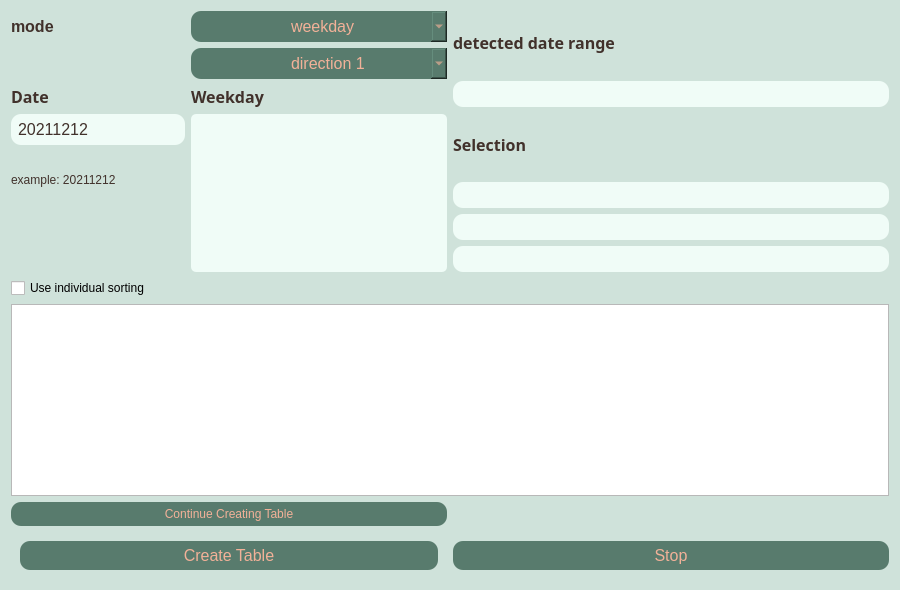
Old version of the form add_files/create_table_create.ui in the repository Themishau/GTFStoFahrplan.
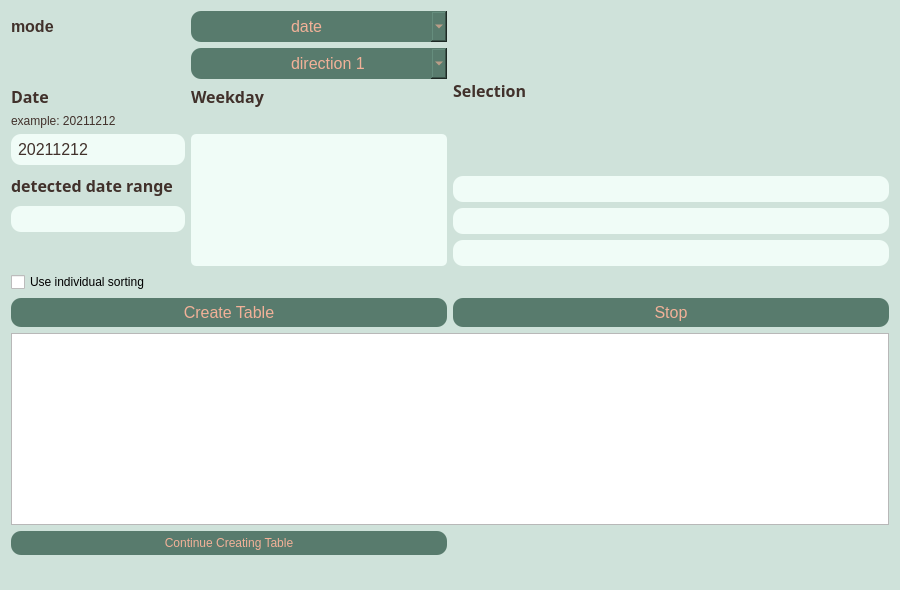
New version of the form.

Commit message: Added new functionalities: individual sorting and export in pickle format

```diff
--- a/add_files/create_table_create.ui
+++ b/add_files/create_table_create.ui
@@ -77,58 +77,15 @@
 }</string>
   </property>
   <layout class="QGridLayout" name="gridLayout">
-   <item row="2" column="0" colspan="2">
-    <widget class="QTableView" name="tableView_sorting_stops">
-     <property name="sizePolicy">
-      <sizepolicy hsizetype="MinimumExpanding" vsizetype="MinimumExpanding">
-       <horstretch>0</horstretch>
-       <verstretch>0</verstretch>
-      </sizepolicy>
-     </property>
-    </widget>
-   </item>
-   <item row="6" column="1">
-    <widget class="QPushButton" name="btnStop">
-     <property name="enabled">
-      <bool>false</bool>
-     </property>
-     <property name="font">
-      <font>
-       <pointsize>12</pointsize>
-      </font>
-     </property>
-     <property name="styleSheet">
-      <string notr="true"/>
-     </property>
-     <property name="text">
-      <string>Stop</string>
-     </property>
+   <item row="9" column="0">
+    <widget class="QWidget" name="widget_8" native="true">
+     <layout class="QGridLayout" name="gridLayout_15"/>
     </widget>
    </item>
    <item row="0" column="0">
     <layout class="QGridLayout" name="gridLayout_5">
-     <item row="0" column="0">
-      <widget class="QLabel" name="label_12">
-       <property name="styleSheet">
-        <string notr="true"/>
-       </property>
-       <property name="text">
-        <string>&lt;html&gt;&lt;head/&gt;&lt;body&gt;&lt;p&gt;&lt;span style=&quot; font-size:12pt; font-weight:600;&quot;&gt;mode&lt;/span&gt;&lt;/p&gt;&lt;/body&gt;&lt;/html&gt;</string>
-       </property>
-      </widget>
-     </item>
      <item row="4" column="0">
-      <widget class="QLabel" name="label_2">
-       <property name="styleSheet">
-        <string notr="true"/>
-       </property>
-       <property name="text">
-        <string>example: 20211212</string>
-       </property>
-      </widget>
-     </item>
-     <item row="3" column="1" rowspan="3">
-      <widget class="QListWidget" name="listDatesWeekday">
+      <widget class="QLineEdit" name="lineDateInput">
        <property name="enabled">
         <bool>false</bool>
        </property>
@@ -140,11 +97,8 @@
        <property name="styleSheet">
         <string notr="true"/>
        </property>
-       <property name="verticalScrollBarPolicy">
-        <enum>Qt::ScrollBarAlwaysOff</enum>
-       </property>
-       <property name="horizontalScrollBarPolicy">
-        <enum>Qt::ScrollBarAlwaysOff</enum>
+       <property name="text">
+        <string>20211212</string>
        </property>
       </widget>
      </item>
@@ -161,16 +115,36 @@
        <property name="styleSheet">
         <string notr="true"/>
        </property>
-       <item>
-        <property name="text">
-         <string>weekday</string>
-        </property>
-       </item>
        <item>
         <property name="text">
          <string>date</string>
         </property>
        </item>
+       <item>
+        <property name="text">
+         <string>weekday</string>
+        </property>
+       </item>
+      </widget>
+     </item>
+     <item row="0" column="0">
+      <widget class="QLabel" name="label_12">
+       <property name="styleSheet">
+        <string notr="true"/>
+       </property>
+       <property name="text">
+        <string>&lt;html&gt;&lt;head/&gt;&lt;body&gt;&lt;p&gt;&lt;span style=&quot; font-size:12pt; font-weight:600;&quot;&gt;mode&lt;/span&gt;&lt;/p&gt;&lt;/body&gt;&lt;/html&gt;</string>
+       </property>
+      </widget>
+     </item>
+     <item row="6" column="0">
+      <widget class="QLineEdit" name="line_Selection_date_range">
+       <property name="enabled">
+        <bool>false</bool>
+       </property>
+       <property name="styleSheet">
+        <string notr="true"/>
+       </property>
       </widget>
      </item>
      <item row="2" column="1">
@@ -179,7 +153,6 @@
         <font>
          <family>72</family>
          <pointsize>8</pointsize>
-         <weight>50</weight>
          <italic>false</italic>
          <bold>false</bold>
         </font>
@@ -192,8 +165,8 @@
        </property>
       </widget>
      </item>
-     <item row="3" column="0">
-      <widget class="QLineEdit" name="lineDateInput">
+     <item row="4" column="1" rowspan="4">
+      <widget class="QListWidget" name="listDatesWeekday">
        <property name="enabled">
         <bool>false</bool>
        </property>
@@ -205,8 +178,21 @@
        <property name="styleSheet">
         <string notr="true"/>
        </property>
+       <property name="verticalScrollBarPolicy">
+        <enum>Qt::ScrollBarAlwaysOff</enum>
+       </property>
+       <property name="horizontalScrollBarPolicy">
+        <enum>Qt::ScrollBarAlwaysOff</enum>
+       </property>
+      </widget>
+     </item>
+     <item row="3" column="0">
+      <widget class="QLabel" name="label_2">
+       <property name="styleSheet">
+        <string notr="true"/>
+       </property>
        <property name="text">
-        <string>20211212</string>
+        <string>example: 20211212</string>
        </property>
       </widget>
      </item>
@@ -216,7 +202,6 @@
         <font>
          <family>72</family>
          <pointsize>8</pointsize>
-         <weight>50</weight>
          <italic>false</italic>
          <bold>false</bold>
         </font>
@@ -254,21 +239,92 @@
        </item>
       </widget>
      </item>
+     <item row="5" column="0">
+      <widget class="QLabel" name="label_17">
+       <property name="font">
+        <font>
+         <family>72</family>
+         <pointsize>8</pointsize>
+         <italic>false</italic>
+         <bold>false</bold>
+        </font>
+       </property>
+       <property name="styleSheet">
+        <string notr="true"/>
+       </property>
+       <property name="text">
+        <string>&lt;html&gt;&lt;head/&gt;&lt;body&gt;&lt;p&gt;&lt;span style=&quot; font-size:12pt; font-weight:600;&quot;&gt;detected date range&lt;/span&gt;&lt;/p&gt;&lt;/body&gt;&lt;/html&gt;</string>
+       </property>
+      </widget>
+     </item>
     </layout>
    </item>
+   <item row="2" column="0">
+    <widget class="QPushButton" name="btnStart">
+     <property name="enabled">
+      <bool>false</bool>
+     </property>
+     <property name="font">
+      <font>
+       <pointsize>12</pointsize>
+      </font>
+     </property>
+     <property name="styleSheet">
+      <string notr="true"/>
+     </property>
+     <property name="text">
+      <string>Create Table</string>
+     </property>
+    </widget>
+   </item>
+   <item row="1" column="0">
+    <widget class="QCheckBox" name="UseIndividualSorting">
+     <property name="text">
+      <string>Use individual sorting</string>
+     </property>
+    </widget>
+   </item>
+   <item row="2" column="1">
+    <widget class="QPushButton" name="btnStop">
+     <property name="enabled">
+      <bool>false</bool>
+     </property>
+     <property name="font">
+      <font>
+       <pointsize>12</pointsize>
+      </font>
+     </property>
+     <property name="styleSheet">
+      <string notr="true"/>
+     </property>
+     <property name="text">
+      <string>Stop</string>
+     </property>
+    </widget>
+   </item>
+   <item row="3" column="0" colspan="2">
+    <widget class="QTableView" name="tableView_sorting_stops">
+     <property name="sizePolicy">
+      <sizepolicy hsizetype="MinimumExpanding" vsizetype="MinimumExpanding">
+       <horstretch>0</horstretch>
+       <verstretch>0</verstretch>
+      </sizepolicy>
+     </property>
+    </widget>
+   </item>
    <item row="0" column="1">
     <layout class="QGridLayout" name="gridLayout_3">
-     <item row="11" column="0">
-      <widget class="QLineEdit" name="line_Selection_agency">
-       <property name="enabled">
-        <bool>false</bool>
-       </property>
-       <property name="styleSheet">
-        <string notr="true"/>
-       </property>
-      </widget>
-     </item>
      <item row="12" column="0">
+      <widget class="QLineEdit" name="line_Selection_agency">
+       <property name="enabled">
+        <bool>false</bool>
+       </property>
+       <property name="styleSheet">
+        <string notr="true"/>
+       </property>
+      </widget>
+     </item>
+     <item row="13" column="0">
       <widget class="QLineEdit" name="line_Selection_trips">
        <property name="enabled">
         <bool>false</bool>
@@ -278,27 +334,8 @@
        </property>
       </widget>
      </item>
-     <item row="3" column="0">
-      <widget class="QLabel" name="label_17">
-       <property name="font">
-        <font>
-         <family>72</family>
-         <pointsize>8</pointsize>
-         <weight>50</weight>
-         <italic>false</italic>
-         <bold>false</bold>
-        </font>
-       </property>
-       <property name="styleSheet">
-        <string notr="true"/>
-       </property>
-       <property name="text">
-        <string>&lt;html&gt;&lt;head/&gt;&lt;body&gt;&lt;p&gt;&lt;span style=&quot; font-size:12pt; font-weight:600;&quot;&gt;detected date range&lt;/span&gt;&lt;/p&gt;&lt;/body&gt;&lt;/html&gt;</string>
-       </property>
-      </widget>
-     </item>
-     <item row="4" column="0">
-      <widget class="QLineEdit" name="line_Selection_date_range">
+     <item row="11" column="0">
+      <widget class="QLineEdit" name="line_Selection_format">
        <property name="enabled">
         <bool>false</bool>
        </property>
@@ -307,13 +344,12 @@
        </property>
       </widget>
      </item>
-     <item row="9" column="0">
+     <item row="0" column="0">
       <widget class="QLabel" name="label_16">
        <property name="font">
         <font>
          <family>72</family>
          <pointsize>8</pointsize>
-         <weight>50</weight>
          <italic>false</italic>
          <bold>false</bold>
         </font>
@@ -326,50 +362,9 @@
        </property>
       </widget>
      </item>
-     <item row="10" column="0">
-      <widget class="QLineEdit" name="line_Selection_format">
-       <property name="enabled">
-        <bool>false</bool>
-       </property>
-       <property name="styleSheet">
-        <string notr="true"/>
-       </property>
-      </widget>
-     </item>
     </layout>
    </item>
-   <item row="1" column="0">
-    <widget class="QCheckBox" name="UseIndividualSorting">
-     <property name="text">
-      <string>Use individual sorting</string>
-     </property>
-    </widget>
-   </item>
-   <item row="6" column="0">
-    <widget class="QWidget" name="widget_8" native="true">
-     <layout class="QGridLayout" name="gridLayout_15">
-      <item row="1" column="0">
-       <widget class="QPushButton" name="btnStart">
-        <property name="enabled">
-         <bool>false</bool>
-        </property>
-        <property name="font">
-         <font>
-          <pointsize>12</pointsize>
-         </font>
-        </property>
-        <property name="styleSheet">
-         <string notr="true"/>
-        </property>
-        <property name="text">
-         <string>Create Table</string>
-        </property>
-       </widget>
-      </item>
-     </layout>
-    </widget>
-   </item>
-   <item row="3" column="0">
+   <item row="4" column="0">
     <widget class="QPushButton" name="btnContinueCreate">
      <property name="enabled">
       <bool>false</bool>
```
The commit also changes 8 other files.
